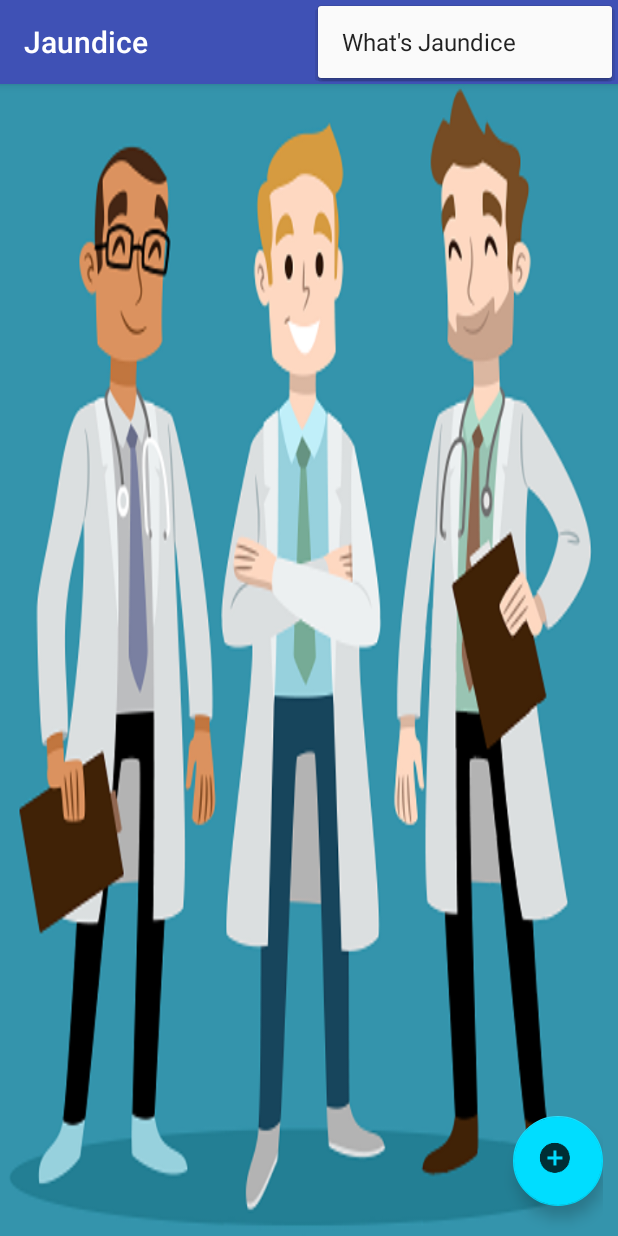
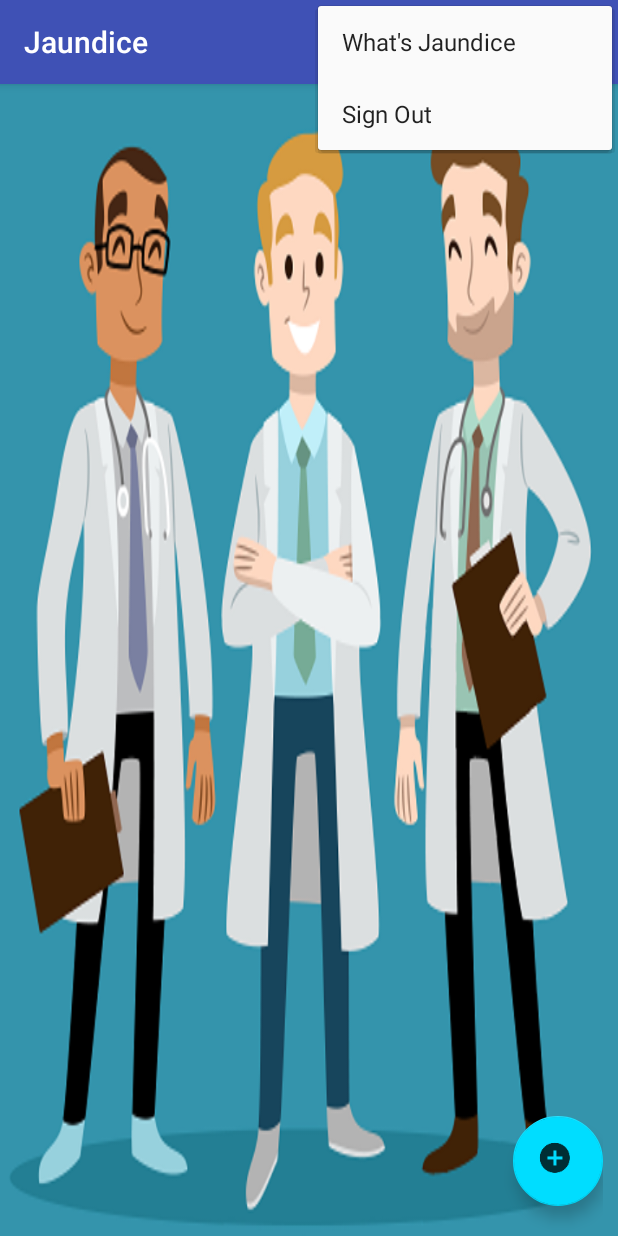
Before and after one commit to elesdody5/Jaundic, an Android app: the screen it shows after launch (MainActivity), with the options menu open, on a phone screen of 412 x 824 dp. Run offline under Robolectric (Android 15) with nearby library versions, the phone set to English and light mode, and no system bars; our stand-ins replace Firebase (no records; nobody signed in at launch, a user with empty details on screens opened directly); libraries missing offline, so code that uses them is left out: com.firebase.ui; 1 statement that could not run was skipped.

Commit message:
finishing the app
add icon
add splash screen

```diff
--- /dev/null
+++ b/app/src/main/res/drawable/splash.xml
@@ -0,0 +1,11 @@
+<?xml version="1.0" encoding="utf-8"?>
+<layer-list xmlns:android="http://schemas.android.com/apk/res/android"
+    android:opacity="opaque">
+    <item android:drawable="@color/splashBackground"/>
+    <item>
+        <bitmap
+            android:gravity="center"
+            android:src="@drawable/doctor"
+            />
+    </item>
+</layer-list>
--- a/app/src/main/res/layout/activity_main.xml
+++ b/app/src/main/res/layout/activity_main.xml
@@ -22,30 +22,38 @@
     android:layout_height="wrap_content"
     android:orientation="horizontal"
     android:visibility="invisible">
+    <FrameLayout
+        android:layout_width="wrap_content"
+        android:layout_height="wrap_content"
+        android:background="@color/frame"
+        >
     <TextView
         android:layout_width="wrap_content"
         android:layout_height="wrap_content"
         android:layout_marginTop="10dp"
-        android:layout_marginLeft="50dp"
+        android:layout_marginLeft="40dp"
         android:layout_marginRight="10dp"
-
+        android:layout_marginBottom="5dp"
+        android:layout_gravity="start"
         android:text="@string/upload"
         android:textAppearance="@style/TextAppearance.AppCompat.Body1"
         android:textSize="18sp"
         android:textStyle="bold"
         />
-
+    </FrameLayout>
     <android.support.design.widget.FloatingActionButton
         android:id="@+id/upload_button"
         android:layout_width="@dimen/floating_button_size"
         android:layout_height="@dimen/floating_button_size"
         android:layout_marginBottom="@dimen/floating_button_marginBottom"
+        android:layout_marginLeft="5dp"
 android:clickable="false"
         android:elevation="5dp"
         app:backgroundTint="@color/cardview_light_background"
         app:fabSize="normal"
         app:pressedTranslationZ="12dp"
         app:srcCompat="@drawable/ic_action_upload"
+
         />
 
 
@@ -59,6 +67,10 @@ android:clickable="false"
         android:layout_marginRight="@dimen/floating_button_marginStart"
         android:visibility="invisible"
         >
+        <FrameLayout
+            android:layout_width="wrap_content"
+            android:layout_height="wrap_content"
+            android:background="@color/frame">
         <TextView
             android:layout_width="wrap_content"
             android:layout_height="wrap_content"
@@ -67,7 +79,7 @@ android:clickable="false"
             android:textAppearance="@style/TextAppearance.AppCompat.Body1"
             android:textSize="18sp"
             android:textStyle="bold" />
-
+        </FrameLayout>
     <android.support.design.widget.FloatingActionButton
         android:id="@+id/camera_button"
         android:layout_width="@dimen/floating_button_size"
--- a/app/src/main/res/layout/item_details.xml
+++ b/app/src/main/res/layout/item_details.xml
@@ -3,7 +3,8 @@
     xmlns:app="http://schemas.android.com/apk/res-auto"
     android:layout_width="match_parent"
     android:layout_height="match_parent"
-    android:orientation="vertical">
+    android:orientation="vertical"
+    android:descendantFocusability="blocksDescendants">
 
 
     <android.support.v7.widget.CardView
@@ -83,9 +84,10 @@
                 android:layout_width="match_parent"
                 android:layout_height="40dp"
                 android:background="#FFF2F2F4"
-                android:text="more"
+                android:text="@string/more_button"
                 android:clickable="true"
                 android:focusable="true"
+                android:descendantFocusability="blocksDescendants"
                 />
         </LinearLayout>
 
--- a/app/src/main/res/menu/jaundice_information_menu.xml
+++ b/app/src/main/res/menu/jaundice_information_menu.xml
@@ -4,6 +4,10 @@
         android:title="@string/what_is_jaundice"
 
         />
+    <item
+        android:id="@+id/sign_out"
+        android:title="@string/sign_out"
+        />
 
 
 
--- a/app/src/main/res/values/colors.xml
+++ b/app/src/main/res/values/colors.xml
@@ -3,4 +3,6 @@
     <color name="colorPrimary">#3F51B5</color>
     <color name="colorPrimaryDark">#303F9F</color>
     <color name="colorAccent">#FF4081</color>
+    <color name="splashBackground">	#007FC6</color>
+    <color name="frame">#FFFDFAFB</color>
 </resources>
--- a/app/src/main/res/values/dimentions.xml
+++ b/app/src/main/res/values/dimentions.xml
@@ -3,7 +3,7 @@
     <dimen name="CardView_height_shrink">170dp</dimen>
     <dimen name="CardView_margin">10dp</dimen>
     <dimen name="title_size">36dp</dimen>
-    <dimen name="information_height">300dp</dimen>
+    <dimen name="information_height">350dp</dimen>
     <dimen name="cardViewLayoutMargin">5dp</dimen>
     <dimen name="floating_button_marginBottom">20dp</dimen>
     <dimen name="floating_button_marginStart">5dp</dimen>
--- a/app/src/main/res/values/strings.xml
+++ b/app/src/main/res/values/strings.xml
@@ -1,6 +1,7 @@
 <resources>
     <string name="app_name">Jaundice</string>
     <string name="what_is_jaundice"> "What's Jaundice"</string>
+    <string name="sign_out">Sign Out</string>
     <string name="causes"> Causes</string>
     <string name="treatment">Treatment</string>
     <string name="about_us">About Us</string>
@@ -79,7 +80,7 @@ inflammation"\n"
     cancer, gallstones, or inflammation of the bile ducts. The
     decreased conjugation, secretion, or flow of bile that can
     result in jaundice is referred to as cholestasis:
-    however, cholestasis does not always result in jaundice.
+    however,cholestasis does not always result in jaundice.
 
 
     </string>
--- a/app/src/main/res/values/styles.xml
+++ b/app/src/main/res/values/styles.xml
@@ -7,5 +7,7 @@
         <item name="colorPrimaryDark">@color/colorPrimaryDark</item>
         <item name="colorAccent">@color/colorAccent</item>
     </style>
-
+    <style name="SplashTheme" parent="AppTheme">
+        <item name="android:windowBackground">@drawable/splash</item>
+    </style>
 </resources>
```
Also changed, not shown: app/src/main/AndroidManifest.xml (+4 -3 lines), app/src/main/java/com/example/android/jaundice/JaundiceInformation.java (+10 -1 lines), app/src/main/java/com/example/android/jaundice/MainActivity.java (+9 -3 lines), app/src/main/res/drawable/doctor.png (added).
